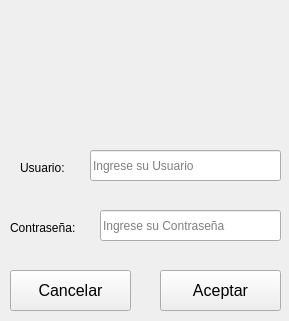
The window that ui/login.ui (LeandroMuzalski1843/Final_Practicas_II) describes before a commit, drawn with Qt 5.
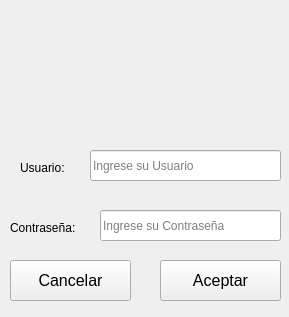
The same window after the commit. Icons and pictures are not drawn.

Commit message: se realizo la conexion con la base de datos, se hizo modular y se probo con el login. Revisar la extension bcrypt

```diff
--- a/ui/login.ui
+++ b/ui/login.ui
@@ -7,7 +7,7 @@
     <x>0</x>
     <y>0</y>
     <width>289</width>
-    <height>321</height>
+    <height>317</height>
    </rect>
   </property>
   <property name="windowTitle">
@@ -62,7 +62,7 @@
    <property name="geometry">
     <rect>
      <x>160</x>
-     <y>270</y>
+     <y>260</y>
      <width>121</width>
      <height>41</height>
     </rect>
@@ -80,7 +80,7 @@
    <property name="geometry">
     <rect>
      <x>10</x>
-     <y>270</y>
+     <y>260</y>
      <width>121</width>
      <height>41</height>
     </rect>
```
The commit also changes 22 other files.
